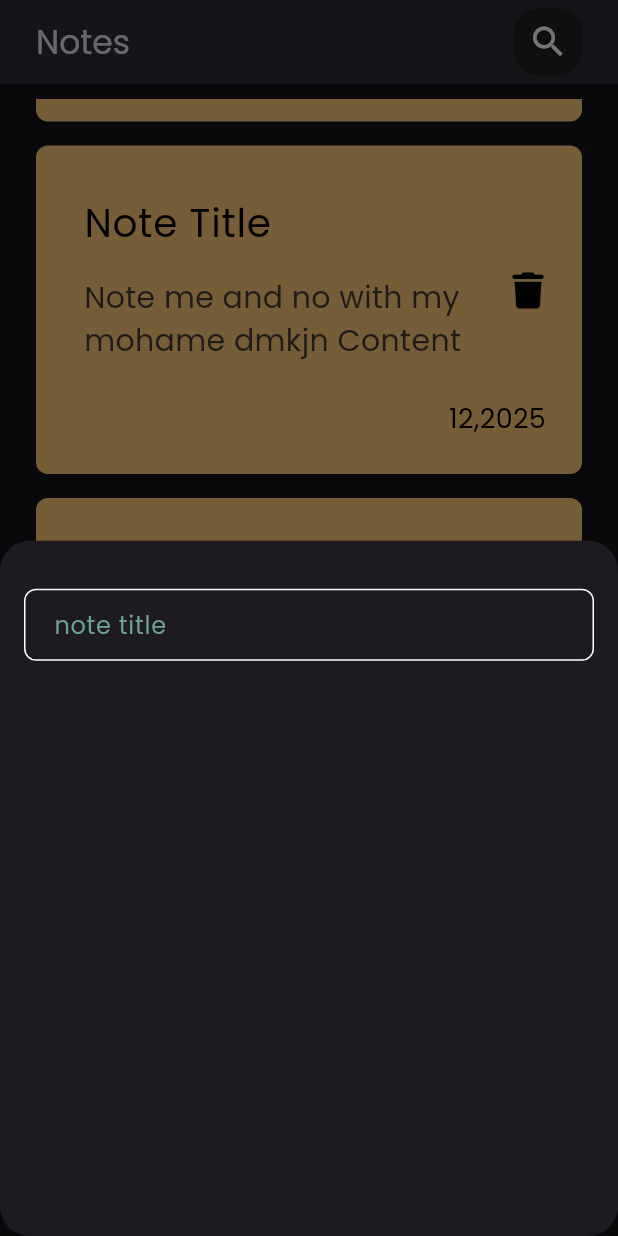
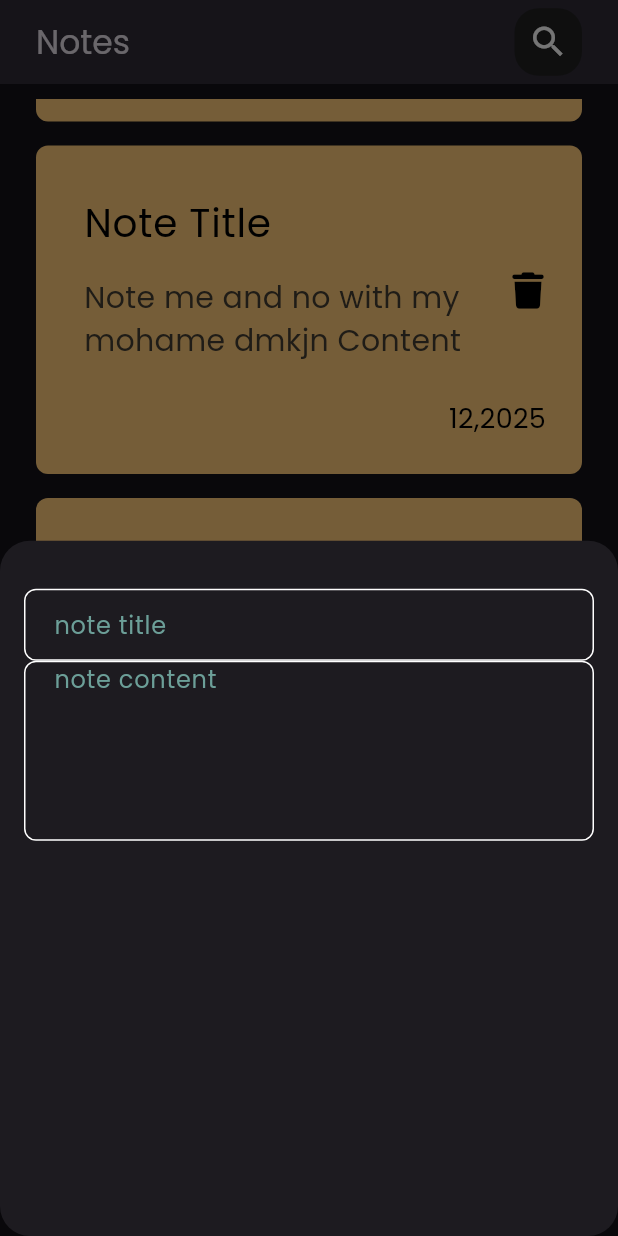
Before and after one commit to MohamedKamel3/notes-app, a Flutter app: the screen it shows after launch, scrolled down 1152 dp, after a tap on the "add" icon, on a phone screen of 412 x 824 dp. Run offline on Flutter 3.47's test engine with Material 3 defaults, Android fonts, the phone set to English and light mode, and no system bars; our stand-ins replace font_awesome_flutter.

Commit message:
custom textdield

```diff
--- a/lib/Widgets/Add_Note_Bottom_Sheet.dart
+++ b/lib/Widgets/Add_Note_Bottom_Sheet.dart
@@ -13,7 +13,8 @@ class AddNoteBottomSheet extends StatelessWidget {
           SizedBox(
             height: 32,
           ),
-          CustomTextField()
+          CustomTextField(hint: "note title"),
+          CustomTextField(hint: "note content", maxLines: 5),
         ],
       ),
     );
--- a/lib/Widgets/custom_text_field.dart
+++ b/lib/Widgets/custom_text_field.dart
@@ -2,14 +2,16 @@ import 'package:flutter/material.dart';
 import 'package:notes_app/constants.dart';
 
 class CustomTextField extends StatelessWidget {
-  const CustomTextField({super.key});
+  const CustomTextField({super.key, required this.hint, this.maxLines = 1});
 
+  final String hint;
+  final int maxLines;
   @override
   Widget build(BuildContext context) {
     return TextField(
       cursorColor: kPrimaryColor,
       decoration: InputDecoration(
-        hintText: 'note title',
+        hintText: hint,
         hintStyle: const TextStyle(
           color: kPrimaryColor,
         ),
@@ -18,7 +20,7 @@ class CustomTextField extends StatelessWidget {
         enabledBorder: buildBorder(),
         focusedBorder: buildBorder(kPrimaryColor),
       ),
-      maxLines: 1,
+      maxLines: maxLines,
     );
   }
 
```
